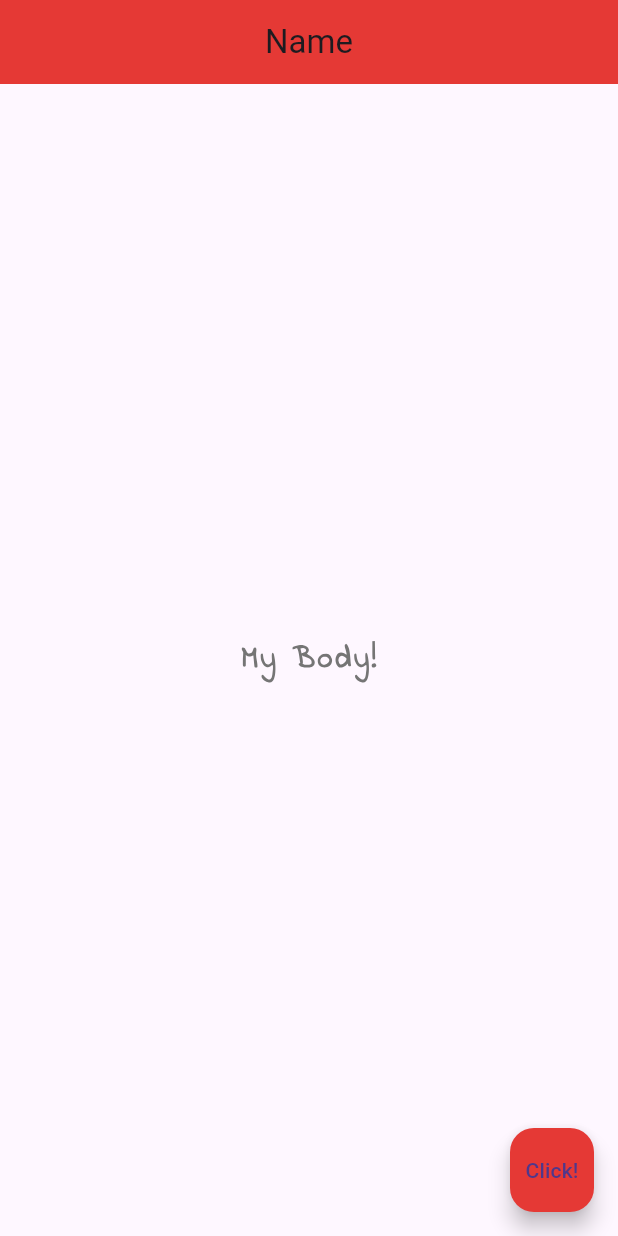
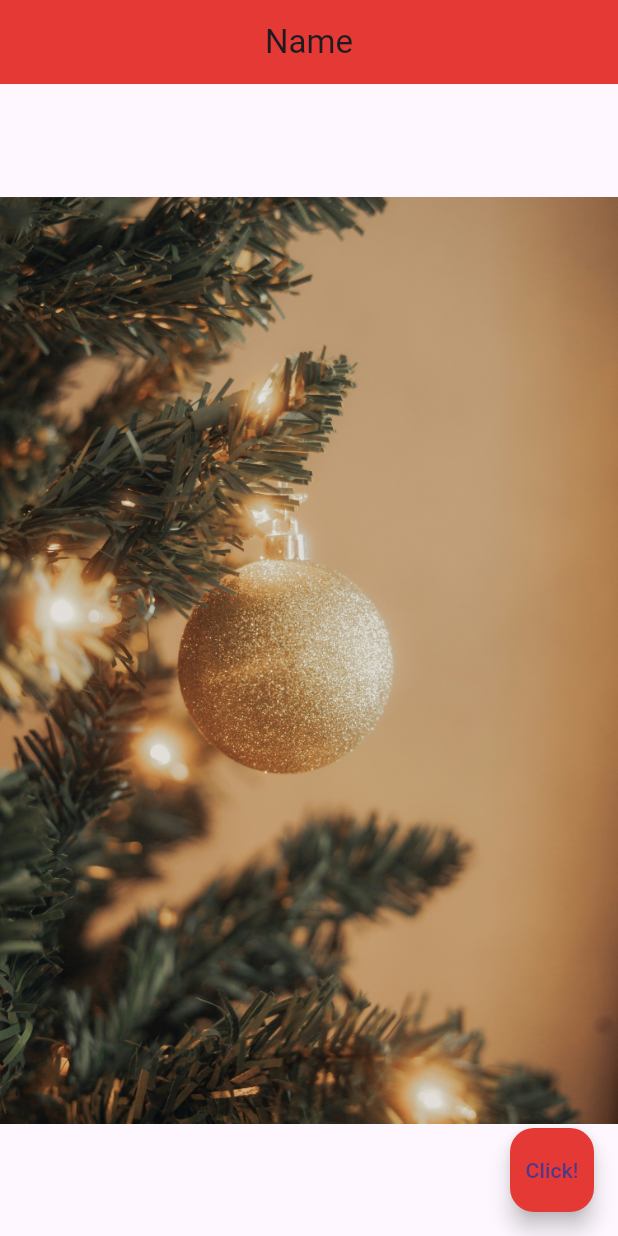
Before and after one commit to koggalage/Fultter_001, a Flutter app: the screen it shows after launch, on a phone screen of 412 x 824 dp. Run offline on Flutter 3.47's test engine with Material 3 defaults, Android fonts, the phone set to English and light mode, and no system bars.

Commit message:
#Added assets

```diff
--- a/lib/main.dart
+++ b/lib/main.dart
@@ -17,15 +17,24 @@ class Home extends StatelessWidget {
         backgroundColor: Colors.red[600],
       ),
       body: Center(
-        child: Text(
-          'My Body!',
-          style: TextStyle(
-              fontSize: 20.0,
-              fontWeight: FontWeight.bold,
-              letterSpacing: 2.0,
-              color: Colors.grey[600],
-              fontFamily: 'IndieFlower'
-          ),),
+        child: Image.asset('assets/test.jpg')
+        // child: Image.network('assets/test.jpg')
+        //Image(
+            //image: NetworkImage('https://images.unsplash.com/photo-1733130778428-fd82429af975?w=500&auto=format&fit=crop&q=60&ixlib=rb-4.0.3&ixid=M3wxMjA3fDB8MHxmZWF0dXJlZC1waG90b3MtZmVlZHwyN3x8fGVufDB8fHx8fA%3D%3D')
+            //image: AssetImage('assets/test.jpg')
+        //),
+
+        // Text(
+        //   'My Body!',
+        //   style: TextStyle(
+        //       fontSize: 20.0,
+        //       fontWeight: FontWeight.bold,
+        //       letterSpacing: 2.0,
+        //       color: Colors.grey[600],
+        //       fontFamily: 'IndieFlower'
+        //   ),
+        // ),
+
       ),
       floatingActionButton: FloatingActionButton(
         onPressed: AboutDialog.new,
--- a/pubspec.yaml
+++ b/pubspec.yaml
@@ -59,9 +59,8 @@ flutter:
   uses-material-design: true
 
   # To add assets to your application, add an assets section, like this:
-  # assets:
-  #   - images/a_dot_burr.jpeg
-  #   - images/a_dot_ham.jpeg
+  assets:
+    - assets/
 
   # An image asset can refer to one or more resolution-specific "variants", see
   # https://flutter.dev/to/resolution-aware-images
```
Also changed, not shown: assets/test.jpg (added).
